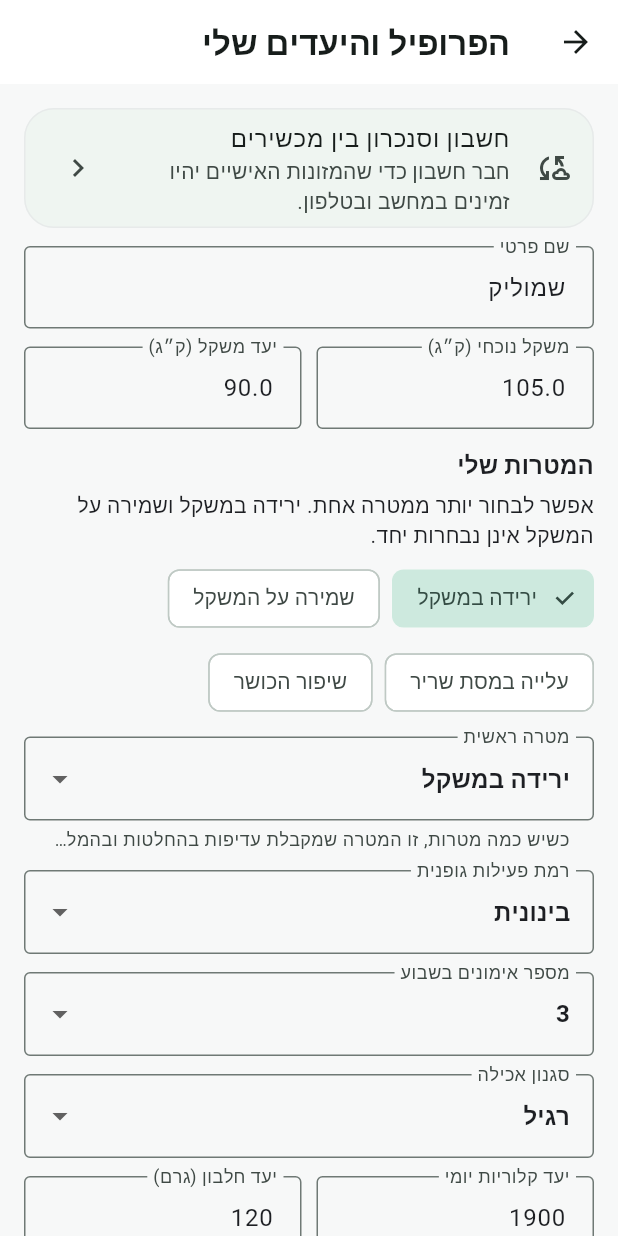
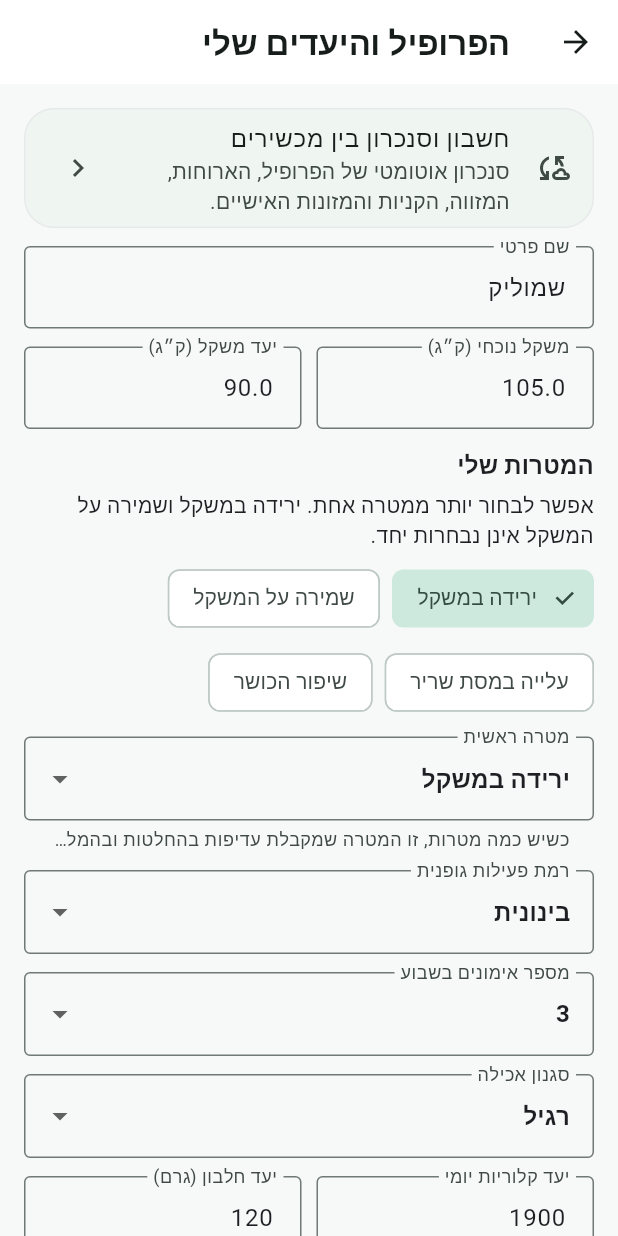
Before and after one commit to shmulik33-star/healthy-lifestyle-app, a Flutter app: the screen it shows after launch, after a tap on the "person outline" icon, on a phone screen of 412 x 824 dp. Run offline on Flutter 3.47's test engine with Material 3 defaults, Android fonts, the phone set to English and light mode, and no system bars; our stand-ins replace image_picker, shared_preferences, supabase_flutter; accounts and stored records are empty.

Commit message:
Profile: describe full cross-device sync

```diff
--- a/lib/features/profile/profile_screen.dart
+++ b/lib/features/profile/profile_screen.dart
@@ -108,7 +108,7 @@ class _ProfileScreenState extends State<ProfileScreen> {
               leading:const Icon(Icons.cloud_sync_outlined),
               title:const Text('חשבון וסנכרון בין מכשירים'),
               subtitle:const Text(
-                'חבר חשבון כדי שהמזונות האישיים יהיו זמינים במחשב ובטלפון.',
+                'סנכרון אוטומטי של הפרופיל, הארוחות, המזווה, הקניות והמזונות האישיים.',
               ),
               trailing:const Icon(Icons.chevron_left),
               onTap:()=>Navigator.push(
```
